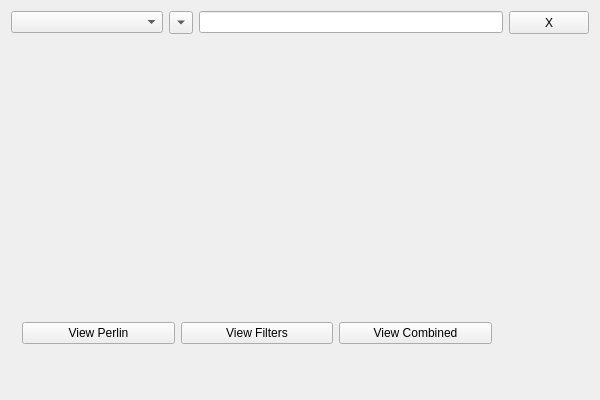
First picture: the form in ProcGen/Widgets/Step/PipelineStepWidget.ui, repository nitzryan/ProcGen, before the edit.
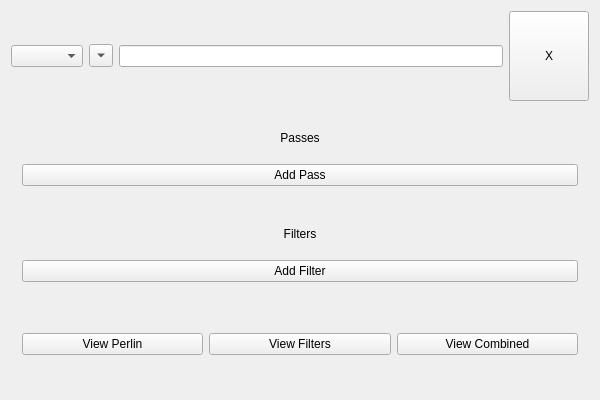
Second picture: the form after the edit.

What changed in the file:
```diff
--- a/ProcGen/Widgets/Step/PipelineStepWidget.ui
+++ b/ProcGen/Widgets/Step/PipelineStepWidget.ui
@@ -13,8 +13,65 @@
   <property name="windowTitle">
    <string>PipelineStepWidget</string>
   </property>
-  <layout class="QGridLayout" name="gridLayout">
-   <item row="1" column="0" colspan="5">
+  <layout class="QVBoxLayout" name="verticalLayout">
+   <item>
+    <layout class="QHBoxLayout" name="horizontalLayout_2">
+     <item>
+      <widget class="QComboBox" name="cbPosition"/>
+     </item>
+     <item>
+      <widget class="QToolButton" name="dropdownButton">
+       <property name="sizePolicy">
+        <sizepolicy hsizetype="Fixed" vsizetype="Fixed">
+         <horstretch>0</horstretch>
+         <verstretch>0</verstretch>
+        </sizepolicy>
+       </property>
+       <property name="baseSize">
+        <size>
+         <width>0</width>
+         <height>0</height>
+        </size>
+       </property>
+       <property name="text">
+        <string/>
+       </property>
+       <property name="popupMode">
+        <enum>QToolButton::InstantPopup</enum>
+       </property>
+       <property name="toolButtonStyle">
+        <enum>Qt::ToolButtonIconOnly</enum>
+       </property>
+       <property name="autoRaise">
+        <bool>false</bool>
+       </property>
+       <property name="arrowType">
+        <enum>Qt::DownArrow</enum>
+       </property>
+      </widget>
+     </item>
+     <item>
+      <widget class="QLineEdit" name="lePassName"/>
+     </item>
+     <item>
+      <widget class="QPushButton" name="pbDelete">
+       <property name="sizePolicy">
+        <sizepolicy hsizetype="Fixed" vsizetype="Minimum">
+         <horstretch>0</horstretch>
+         <verstretch>0</verstretch>
+        </sizepolicy>
+       </property>
+       <property name="text">
+        <string>X</string>
+       </property>
+       <property name="flat">
+        <bool>false</bool>
+       </property>
+      </widget>
+     </item>
+    </layout>
+   </item>
+   <item>
     <widget class="QWidget" name="passWidget" native="true">
      <property name="sizePolicy">
       <sizepolicy hsizetype="MinimumExpanding" vsizetype="Preferred">
@@ -22,16 +79,37 @@
        <verstretch>0</verstretch>
       </sizepolicy>
      </property>
-     <layout class="QVBoxLayout" name="perlinPassLayout"/>
+     <layout class="QVBoxLayout" name="perlinPassLayout">
+      <item>
+       <widget class="QLabel" name="label">
+        <property name="sizePolicy">
+         <sizepolicy hsizetype="Preferred" vsizetype="Minimum">
+          <horstretch>0</horstretch>
+          <verstretch>0</verstretch>
+         </sizepolicy>
+        </property>
+        <property name="text">
+         <string>Passes</string>
+        </property>
+        <property name="alignment">
+         <set>Qt::AlignCenter</set>
+        </property>
+       </widget>
+      </item>
+      <item>
+       <layout class="QVBoxLayout" name="passLayout"/>
+      </item>
+      <item>
+       <widget class="QPushButton" name="pbAddPass">
+        <property name="text">
+         <string>Add Pass</string>
+        </property>
+       </widget>
+      </item>
+     </layout>
     </widget>
    </item>
-   <item row="0" column="2" colspan="2">
-    <widget class="QLineEdit" name="lePassName"/>
-   </item>
-   <item row="0" column="0">
-    <widget class="QComboBox" name="cbPosition"/>
-   </item>
-   <item row="2" column="0" colspan="5">
+   <item>
     <widget class="QWidget" name="filterWidget" native="true">
      <property name="sizePolicy">
       <sizepolicy hsizetype="MinimumExpanding" vsizetype="Preferred">
@@ -39,41 +117,31 @@
        <verstretch>0</verstretch>
       </sizepolicy>
      </property>
-     <layout class="QVBoxLayout" name="filtersLayout"/>
+     <layout class="QVBoxLayout" name="filtersLayout">
+      <item>
+       <widget class="QLabel" name="label_2">
+        <property name="text">
+         <string>Filters</string>
+        </property>
+        <property name="alignment">
+         <set>Qt::AlignCenter</set>
+        </property>
+       </widget>
+      </item>
+      <item>
+       <layout class="QVBoxLayout" name="filterLayout"/>
+      </item>
+      <item>
+       <widget class="QPushButton" name="pbAddFilter">
+        <property name="text">
+         <string>Add Filter</string>
+        </property>
+       </widget>
+      </item>
+     </layout>
     </widget>
    </item>
-   <item row="0" column="1">
-    <widget class="QToolButton" name="dropdownButton">
-     <property name="sizePolicy">
-      <sizepolicy hsizetype="Fixed" vsizetype="Fixed">
-       <horstretch>0</horstretch>
-       <verstretch>0</verstretch>
-      </sizepolicy>
-     </property>
-     <property name="baseSize">
-      <size>
-       <width>0</width>
-       <height>0</height>
-      </size>
-     </property>
-     <property name="text">
-      <string/>
-     </property>
-     <property name="popupMode">
-      <enum>QToolButton::InstantPopup</enum>
-     </property>
-     <property name="toolButtonStyle">
-      <enum>Qt::ToolButtonIconOnly</enum>
-     </property>
-     <property name="autoRaise">
-      <bool>false</bool>
-     </property>
-     <property name="arrowType">
-      <enum>Qt::DownArrow</enum>
-     </property>
-    </widget>
-   </item>
-   <item row="3" column="0" colspan="4">
+   <item>
     <widget class="QWidget" name="viewWidget" native="true">
      <property name="sizePolicy">
       <sizepolicy hsizetype="MinimumExpanding" vsizetype="Preferred">
@@ -106,22 +174,6 @@
      </layout>
     </widget>
    </item>
-   <item row="0" column="4">
-    <widget class="QPushButton" name="pbDelete">
-     <property name="sizePolicy">
-      <sizepolicy hsizetype="Fixed" vsizetype="Minimum">
-       <horstretch>0</horstretch>
-       <verstretch>0</verstretch>
-      </sizepolicy>
-     </property>
-     <property name="text">
-      <string>X</string>
-     </property>
-     <property name="flat">
-      <bool>false</bool>
-     </property>
-    </widget>
-   </item>
   </layout>
  </widget>
  <layoutdefault spacing="6" margin="11"/>
```
